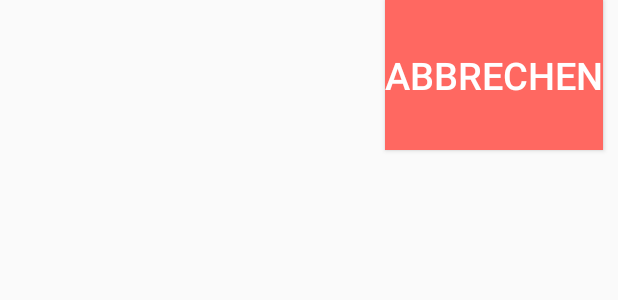
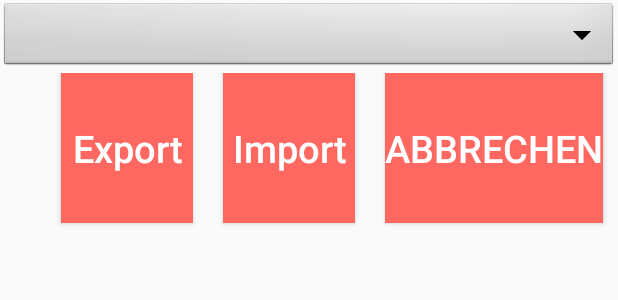
Before and after one commit to winokurow/MeinTagebuch, an Android app: the layout activity_statistic.xml on its own in the app's theme, with its tools: preview values and no code run, on a phone screen of 412 x 824 dp. Shown: the top 300 px of the screen. Run offline under Robolectric (Android 15) with nearby library versions, the phone set to English and light mode, and no system bars; network calls fail.

Commit message:
Import and Export added

```diff
--- a/meintagebuch/src/main/AndroidManifest.xml
+++ b/meintagebuch/src/main/AndroidManifest.xml
@@ -1,7 +1,8 @@
 <?xml version="1.0" encoding="utf-8"?>
 <manifest xmlns:android="http://schemas.android.com/apk/res/android"
     package="ilw.org.meintagebuch">
-
+    <uses-permission android:name="android.permission.WRITE_EXTERNAL_STORAGE" />
+    <uses-permission android:name="android.permission.READ_EXTERNAL_STORAGE" />
     <application
         android:allowBackup="true"
         android:icon="@mipmap/ic_launcher"
--- a/meintagebuch/src/main/res/layout/activity_statistic.xml
+++ b/meintagebuch/src/main/res/layout/activity_statistic.xml
@@ -4,8 +4,15 @@
     android:layout_width="match_parent"
     android:layout_height="match_parent"
     >
+    <Spinner
+        android:layout_alignParentTop="true"
+        android:id="@+id/spinner1"
+        android:layout_width="match_parent"
+        android:layout_height="wrap_content"
+        android:background="@android:drawable/btn_dropdown"
+        android:spinnerMode="dropdown" />
     <ScrollView
-        android:layout_alignParentTop="true"
+        android:layout_below="@id/spinner1"
         android:id="@+id/topLayout"
         android:layout_width="match_parent"
         android:layout_height="wrap_content" >
@@ -28,6 +35,30 @@
             android:layout_height="wrap_content"
             android:gravity="right">
             <Button
+                android:id="@+id/btnExport"
+                android:layout_width="wrap_content"
+                android:layout_height="100dp"
+                android:layout_marginTop="40dip"
+                android:layout_margin="10dp"
+                android:background="@color/btn_logut_bg"
+                android:text="@string/btn_export"
+                android:textAllCaps="false"
+                android:textColor="@color/white"
+                android:layout_gravity="right"
+                android:textSize="25dp" />
+            <Button
+                android:id="@+id/btnImport"
+                android:layout_width="wrap_content"
+                android:layout_height="100dp"
+                android:layout_marginTop="40dip"
+                android:layout_margin="10dp"
+                android:background="@color/btn_logut_bg"
+                android:text="@string/btn_import"
+                android:textAllCaps="false"
+                android:textColor="@color/white"
+                android:layout_gravity="right"
+                android:textSize="25dp" />
+            <Button
                 android:id="@+id/btnOK"
                 android:layout_width="wrap_content"
                 android:layout_height="100dp"
--- a/meintagebuch/src/main/res/values/strings.xml
+++ b/meintagebuch/src/main/res/values/strings.xml
@@ -5,4 +5,6 @@
     <string name="text_hint_des_tages">Hint des Tages:</string>
     <string name="button_kommentar_hinzuf_gen">Kommentar hinzufügen</string>
     <string name="title_activity_settings">SettingsActivity</string>
+    <string name="btn_export">Export</string>
+    <string name="btn_import">Import</string>
 </resources>
```
Also changed, not shown: meintagebuch/src/main/java/org/ilw/meintagebuch/activities/MainActivity.java (+11 -2 lines), meintagebuch/src/main/java/org/ilw/meintagebuch/activities/StatisticActivity.java (+92 -1 lines), meintagebuch/src/main/java/org/ilw/meintagebuch/common/DateiUtils.java (added, +118 -0 lines), meintagebuch/src/main/java/org/ilw/meintagebuch/helper/SQLHelper.java (+108 -7 lines), meintagebuch/src/main/res/layout/activity_main.xml (+10 -5 lines), meintagebuch/src/main/res/drawable/add.png (added).
